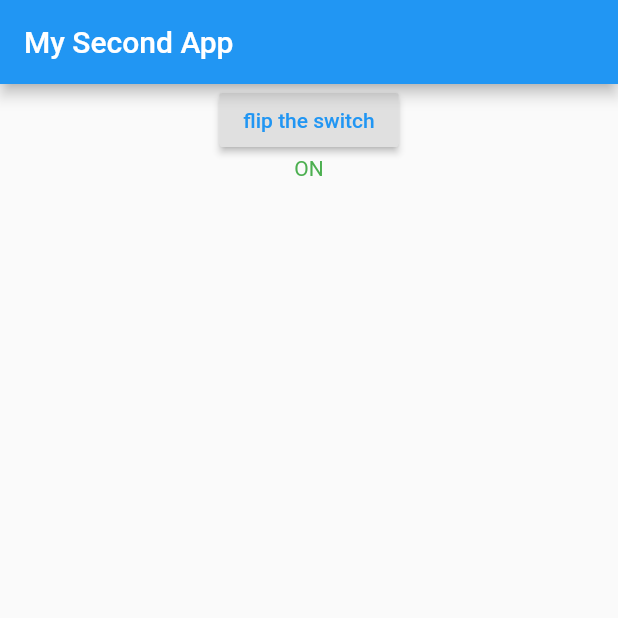
After one commit to AdamTasma/flutter_assignment, a Flutter app: the screen it shows after launch, after a tap on "flip the switch", on a phone screen of 412 x 824 dp, the top half of it. The commit adds this screen. Run offline on Flutter 3.47's test engine with Material 2 defaults, Android fonts, the phone set to English and light mode, and no system bars.

Commit message:
convert MyApp to statless, and create TextControl stateful widget

```diff
--- a/lib/main.dart
+++ b/lib/main.dart
@@ -1,48 +1,20 @@
-// 1) Create a new Flutter App (in this project) and output an AppBar and some text
-// below it
-// 2) Add a button which changes the text (to any other text of your choice)
-// 3) Split the app into three widgets: App, TextControl & Text
-
 import 'package:flutter/material.dart';
 
-void main() => runApp(MyApp());
+import './text_control.dart';
 
-class MyApp extends StatefulWidget {
-  @override
-  State<StatefulWidget> createState() {
-    return _MyAppState();
-  }
+main() {
+  runApp(MyApp());
 }
 
-class _MyAppState extends State<MyApp> {
-  var _isOn = false;
-
-  void _myButtonPress() {
-    setState(() {
-      _isOn = !_isOn;
-    });
-
-    print(_isOn);
-  }
-
+class MyApp extends StatelessWidget {
   @override
   Widget build(BuildContext context) {
     return MaterialApp(
       home: Scaffold(
-        appBar: AppBar(title: Text('My Second App')),
-        body: Center(
-          child: Column(
-            children: <Widget>[
-              RaisedButton(
-                  child: Text("flip the switch"),
-                  onPressed: _myButtonPress,
-                  textColor: Colors.blue),
-              _isOn
-                  ? Text('ON', style: TextStyle(color: Colors.green))
-                  : Text('OFF', style: TextStyle(color: Colors.red)),
-            ],
-          ),
+        appBar: AppBar(
+          title: Text('My Second App'),
         ),
+        body: TextControl(),
       ),
     );
   }
--- /dev/null
+++ b/lib/text_control.dart
@@ -0,0 +1,37 @@
+import 'package:flutter/material.dart';
+
+class TextControl extends StatefulWidget {
+  @override
+  State<StatefulWidget> createState() {
+    return _TextControlState();
+  }
+}
+
+class _TextControlState extends State<TextControl> {
+  var _isOn = false;
+
+  void _flipSwitch() {
+    setState(() {
+      _isOn = !_isOn;
+    });
+
+    print(_isOn);
+  }
+
+  @override
+  Widget build(BuildContext context) {
+    return Center(
+      child: Column(
+        children: <Widget>[
+          RaisedButton(
+              child: Text("flip the switch"),
+              onPressed: _flipSwitch,
+              textColor: Colors.blue),
+          _isOn
+              ? Text('ON', style: TextStyle(color: Colors.green))
+              : Text('OFF', style: TextStyle(color: Colors.red))
+        ],
+      ),
+    );
+  }
+}
```
